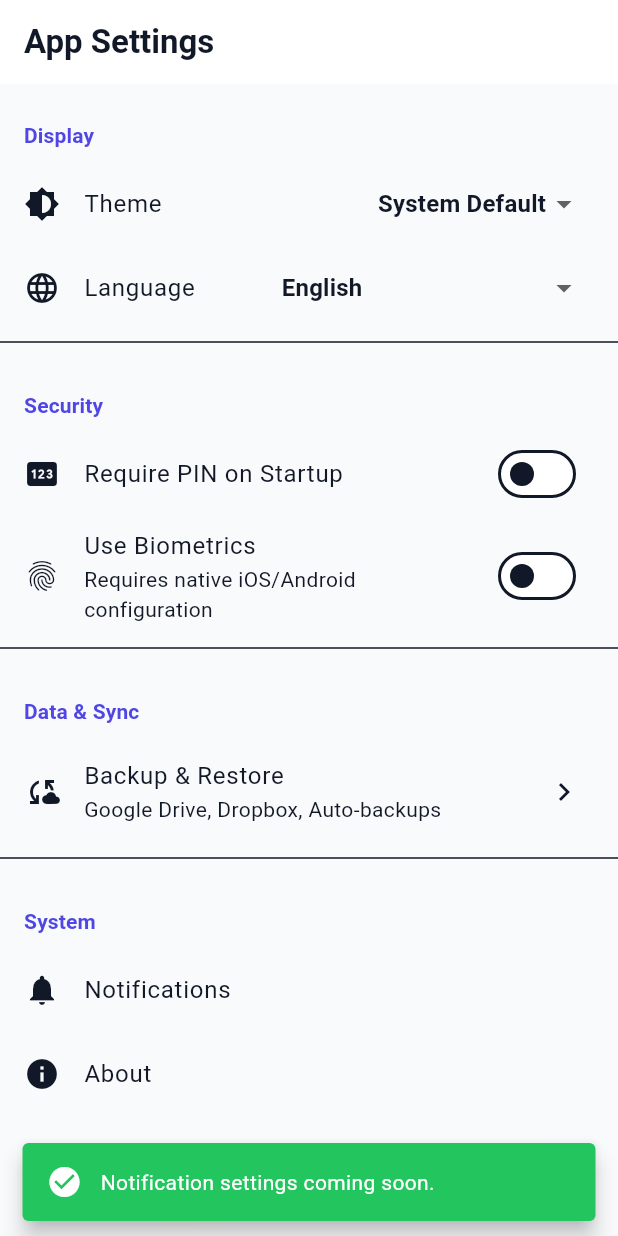
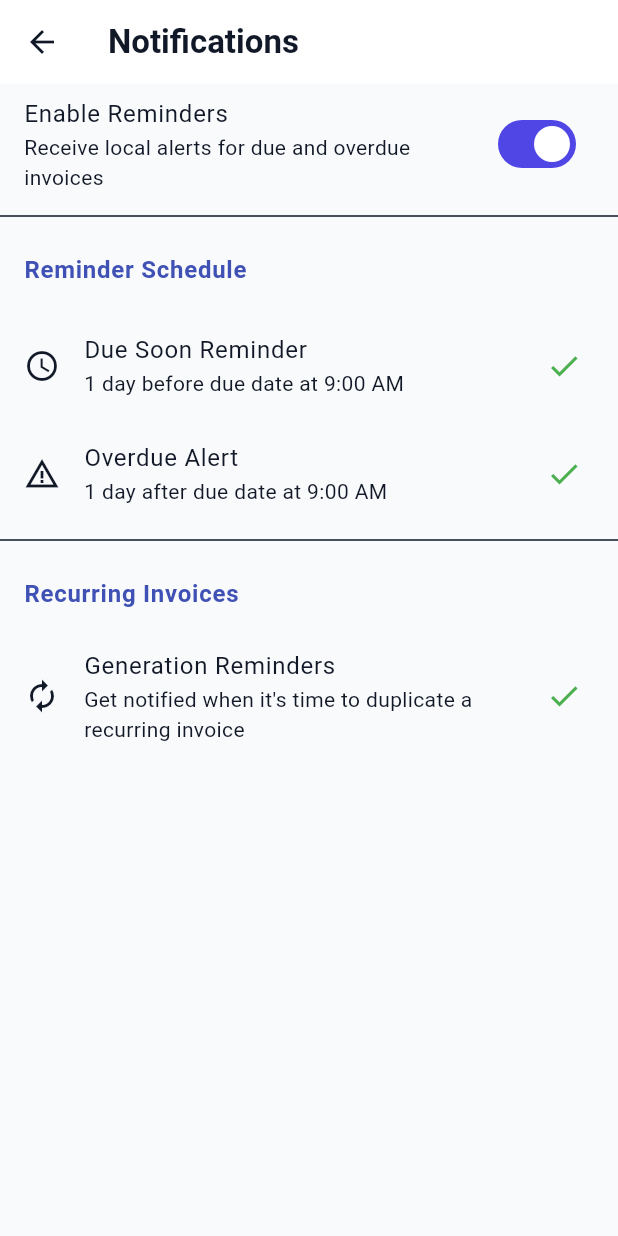
Before and after one commit to thanseer02/invoice_generator, a Flutter app: the AppSettingsScreen screen opened by its route, after a tap on "Notifications", on a phone screen of 412 x 824 dp. Run offline on Flutter 3.47's test engine with Material 3 defaults, Android fonts, the phone set to English and light mode, and no system bars; our stand-ins replace file_picker, firebase_auth, fl_chart, flutter_animate, flutter_local_notifications, go_router and 6 more; missing offline and left inert: excel; accounts and stored records are empty.

Commit message:
feat: implement local notifications and add recurring invoice fields to database and model

```diff
--- a/lib/core/router/app_router.dart
+++ b/lib/core/router/app_router.dart
@@ -16,6 +16,7 @@ import '../../presentation/expenses/expense_form_screen.dart';
 import '../../presentation/settings/company_profile_screen.dart';
 import '../../presentation/settings/app_settings_screen.dart';
 import '../../presentation/settings/backup_settings_screen.dart';
+import '../../presentation/settings/notification_settings_screen.dart';
 import '../../presentation/settings/lock_screen.dart';
 import '../../domain/models/expense.dart';
 import '../providers/auth_provider.dart';
@@ -82,6 +83,10 @@ GoRouter createRouter(AuthProvider authProvider) {
         builder: (context, state) => const BackupSettingsScreen(),
       ),
       GoRoute(
+        path: '/notification-settings',
+        builder: (context, state) => const NotificationSettingsScreen(),
+      ),
+      GoRoute(
         path: '/lock',
         builder: (context, state) => const LockScreen(),
       ),
--- a/lib/data/local/database_helper.dart
+++ b/lib/data/local/database_helper.dart
@@ -4,7 +4,7 @@ import 'package:path_provider/path_provider.dart';
 
 class DatabaseHelper {
   static const _databaseName = "invoice_generator.db";
-  static const _databaseVersion = 4;
+  static const _databaseVersion = 5;
 
   DatabaseHelper._privateConstructor();
   static final DatabaseHelper instance = DatabaseHelper._privateConstructor();
@@ -86,6 +86,8 @@ class DatabaseHelper {
         notes TEXT,
         terms TEXT,
         currency TEXT NOT NULL DEFAULT 'USD',
+        isRecurring INTEGER DEFAULT 0,
+        recurringFrequency TEXT,
         createdAt TEXT,
         updatedAt TEXT,
         FOREIGN KEY (customerId) REFERENCES customers (id)
--- a/lib/domain/models/invoice.dart
+++ b/lib/domain/models/invoice.dart
@@ -19,6 +19,8 @@ class Invoice {
   final List<InvoiceItem> items;
   final DateTime? createdAt;
   final DateTime? updatedAt;
+  final bool isRecurring;
+  final String? recurringFrequency;
 
   Invoice({
     required this.id,
@@ -37,6 +39,8 @@ class Invoice {
     this.items = const [],
     this.createdAt,
     this.updatedAt,
+    this.isRecurring = false,
+    this.recurringFrequency,
   });
 
   factory Invoice.fromJson(Map<String, dynamic> json) {
@@ -63,6 +67,8 @@ class Invoice {
           const [],
       createdAt: json['createdAt'] != null ? DateTime.parse(json['createdAt'] as String) : null,
       updatedAt: json['updatedAt'] != null ? DateTime.parse(json['updatedAt'] as String) : null,
+      isRecurring: json['isRecurring'] == 1 || json['isRecurring'] == true,
+      recurringFrequency: json['recurringFrequency'] as String?,
     );
   }
 
@@ -84,6 +90,8 @@ class Invoice {
       'items': items.map((e) => e.toJson()).toList(),
       'createdAt': createdAt?.toIso8601String(),
       'updatedAt': updatedAt?.toIso8601String(),
+      'isRecurring': isRecurring ? 1 : 0,
+      'recurringFrequency': recurringFrequency,
     };
   }
 
@@ -104,6 +112,8 @@ class Invoice {
     List<InvoiceItem>? items,
     DateTime? createdAt,
     DateTime? updatedAt,
+    bool? isRecurring,
+    String? recurringFrequency,
   }) {
     return Invoice(
       id: id ?? this.id,
@@ -122,6 +132,8 @@ class Invoice {
       items: items ?? this.items,
       createdAt: createdAt ?? this.createdAt,
       updatedAt: updatedAt ?? this.updatedAt,
+      isRecurring: isRecurring ?? this.isRecurring,
+      recurringFrequency: recurringFrequency ?? this.recurringFrequency,
     );
   }
 }
--- a/lib/presentation/invoices/invoice_viewmodel.dart
+++ b/lib/presentation/invoices/invoice_viewmodel.dart
@@ -2,6 +2,8 @@ import 'package:flutter/material.dart';
 import 'package:uuid/uuid.dart';
 import '../../domain/models/invoice.dart';
 import '../../domain/repositories/invoice_repository.dart';
+import '../../domain/models/invoice_item.dart';
+import '../../services/notifications/notification_service.dart';
 
 class InvoiceViewModel extends ChangeNotifier {
   final InvoiceRepository _repository;
@@ -61,17 +63,26 @@ class InvoiceViewModel extends ChangeNotifier {
   Future<void> addInvoice(Invoice invoice) async {
     final newInvoice = invoice.copyWith(createdAt: DateTime.now(), updatedAt: DateTime.now());
     await _repository.createInvoice(newInvoice);
+    await NotificationService().scheduleInvoiceReminder(newInvoice);
     await loadInvoices();
   }
 
   Future<void> updateInvoice(Invoice invoice) async {
     final updatedInvoice = invoice.copyWith(updatedAt: DateTime.now());
     await _repository.updateInvoice(updatedInvoice);
+
+    if (invoice.status == InvoiceStatus.paid || invoice.status == InvoiceStatus.cancelled) {
+      await NotificationService().cancelReminder(invoice.id);
+    } else {
+      await NotificationService().scheduleInvoiceReminder(invoice);
+    }
+
     await loadInvoices();
   }
 
   Future<void> deleteInvoice(String id) async {
     await _repository.deleteInvoice(id);
+    await NotificationService().cancelReminder(id);
     await loadInvoices();
   }
 
--- a/lib/presentation/settings/app_settings_screen.dart
+++ b/lib/presentation/settings/app_settings_screen.dart
@@ -89,9 +89,8 @@ class AppSettingsScreen extends StatelessWidget {
           ListTile(
             leading: const Icon(Icons.notifications),
             title: const Text('Notifications'),
-            onTap: () {
-              AppSnackbar.showSuccess(context, 'Notification settings coming soon.');
-            },
+            trailing: const Icon(Icons.chevron_right),
+            onTap: () => context.push('/notification-settings'),
           ),
           ListTile(
             leading: const Icon(Icons.info),
--- /dev/null
+++ b/lib/presentation/settings/notification_settings_screen.dart
@@ -0,0 +1,63 @@
+import 'package:flutter/material.dart';
+import 'package:provider/provider.dart';
+import 'settings_viewmodel.dart';
+import '../../services/notifications/notification_service.dart';
+import '../../widgets/feedback/app_snackbar.dart';
+
+class NotificationSettingsScreen extends StatelessWidget {
+  const NotificationSettingsScreen({super.key});
+
+  @override
+  Widget build(BuildContext context) {
+    final vm = context.watch<SettingsViewModel>();
+
+    return Scaffold(
+      appBar: AppBar(title: const Text('Notifications')),
+      body: ListView(
+        children: [
+          SwitchListTile(
+            title: const Text('Enable Reminders'),
+            subtitle: const Text('Receive local alerts for due and overdue invoices'),
+            value: vm.notificationsEnabled,
+            onChanged: (val) async {
+              await vm.saveSetting('notificationsEnabled', val.toString());
+              if (val) {
+                // Try initializing if they turn it on
+                await NotificationService().initialize();
+                if (context.mounted) {
+                  AppSnackbar.showSuccess(context, 'Notifications enabled.');
+                }
+              }
+            },
+          ),
+          const Divider(),
+          const ListTile(
+            title: Text('Reminder Schedule', style: TextStyle(fontWeight: FontWeight.bold, color: Colors.indigo)),
+          ),
+          ListTile(
+            leading: const Icon(Icons.access_time),
+            title: const Text('Due Soon Reminder'),
+            subtitle: const Text('1 day before due date at 9:00 AM'),
+            trailing: const Icon(Icons.check, color: Colors.green),
+          ),
+          ListTile(
+            leading: const Icon(Icons.warning_amber),
+            title: const Text('Overdue Alert'),
+            subtitle: const Text('1 day after due date at 9:00 AM'),
+            trailing: const Icon(Icons.check, color: Colors.green),
+          ),
+          const Divider(),
+          const ListTile(
+            title: Text('Recurring Invoices', style: TextStyle(fontWeight: FontWeight.bold, color: Colors.indigo)),
+          ),
+          ListTile(
+            leading: const Icon(Icons.autorenew),
+            title: const Text('Generation Reminders'),
+            subtitle: const Text('Get notified when it\'s time to duplicate a recurring invoice'),
+            trailing: const Icon(Icons.check, color: Colors.green),
+          ),
+        ],
+      ),
+    );
+  }
+}
--- a/lib/presentation/settings/settings_viewmodel.dart
+++ b/lib/presentation/settings/settings_viewmodel.dart
@@ -38,6 +38,7 @@ class SettingsViewModel extends ChangeNotifier {
       _settings['autoBackupFrequency'] ??= 'never'; // never, daily, weekly
       _settings['lastBackupTimestamp'] ??= '';
       _settings['dbLastModifiedTimestamp'] ??= DateTime.now().toIso8601String();
+      _settings['notificationsEnabled'] ??= 'true';
     } catch (e) {
       debugPrint('Error loading settings: $e');
     }
@@ -90,6 +91,7 @@ class SettingsViewModel extends ChangeNotifier {
   String get autoBackupFrequency => _settings['autoBackupFrequency'] ?? 'never';
   String get lastBackupTimestamp => _settings['lastBackupTimestamp'] ?? '';
   String get dbLastModifiedTimestamp => _settings['dbLastModifiedTimestamp'] ?? DateTime.now().toIso8601String();
+  bool get notificationsEnabled => _settings['notificationsEnabled'] == 'true';
 
   Future<void> updateDbLastModified() async {
     await saveSetting('dbLastModifiedTimestamp', DateTime.now().toIso8601String());
--- /dev/null
+++ b/lib/services/notifications/notification_service.dart
@@ -0,0 +1,136 @@
+import 'package:flutter_local_notifications/flutter_local_notifications.dart';
+import 'package:timezone/data/latest_all.dart' as tz;
+import 'package:timezone/timezone.dart' as tz;
+import 'dart:io' show Platform;
+import '../../domain/models/invoice.dart';
+import '../../data/repositories/sqlite_settings_repository.dart';
+
+class NotificationService {
+  static final NotificationService _instance = NotificationService._internal();
+  factory NotificationService() => _instance;
+  NotificationService._internal();
+
+  final FlutterLocalNotificationsPlugin _notificationsPlugin = FlutterLocalNotificationsPlugin();
+  bool _isInitialized = false;
+
+  Future<void> initialize() async {
+    if (_isInitialized) return;
+
+    tz.initializeTimeZones();
+
+    const initializationSettingsAndroid = AndroidInitializationSettings('@mipmap/ic_launcher');
+    final initializationSettingsDarwin = DarwinInitializationSettings(
+      requestAlertPermission: true,
+      requestBadgePermission: true,
+      requestSoundPermission: true,
+    );
+
+    final initializationSettings = InitializationSettings(
+      android: initializationSettingsAndroid,
+      iOS: initializationSettingsDarwin,
+      macOS: initializationSettingsDarwin,
+    );
+
+    await _notificationsPlugin.initialize(
+      initializationSettings,
+      onDidReceiveNotificationResponse: (details) {
+        // Handle tap
+      },
+    );
+
+    if (Platform.isAndroid) {
+      _notificationsPlugin
+          .resolvePlatformSpecificImplementation<AndroidFlutterLocalNotificationsPlugin>()
+          ?.requestNotificationsPermission();
+    }
+
+    _isInitialized = true;
+  }
+
+  int _generateNotificationId(String invoiceId) {
+    return invoiceId.hashCode.abs();
+  }
+
+  Future<void> scheduleInvoiceReminder(Invoice invoice) async {
+    final settingsRepo = SqliteSettingsRepository();
+    final settings = await settingsRepo.getAllSettings();
+    final globalNotificationsEnabled = settings['notificationsEnabled'] != 'false';
+
+    if (!globalNotificationsEnabled) return;
+
+    final notificationId = _generateNotificationId(invoice.id);
+
+    // Always clear existing first if any updates occurred
+    await cancelReminder(invoice.id);
+
+    if (invoice.status == InvoiceStatus.paid || invoice.status == InvoiceStatus.cancelled) {
+      return;
+    }
+
+    // Schedule 1 day before due date at 9 AM
+    final scheduleDate = invoice.dueDate.subtract(const Duration(days: 1));
+    final scheduledTime = DateTime(
+      scheduleDate.year, scheduleDate.month, scheduleDate.day, 9, 0
+    );
+
+    if (scheduledTime.isAfter(DateTime.now())) {
+      await _scheduleNotification(
+        id: notificationId,
+        title: 'Invoice Due Soon',
+        body: 'Invoice #${invoice.invoiceNumber} is due tomorrow.',
+        scheduledDate: scheduledTime,
+      );
+    }
+
+    // Also schedule OVERDUE alert on the exact day + 1 day at 9 AM
+    final overdueDate = invoice.dueDate.add(const Duration(days: 1));
+    final overdueTime = DateTime(
+      overdueDate.year, overdueDate.month, overdueDate.day, 9, 0
+    );
+
+    if (overdueTime.isAfter(DateTime.now())) {
+      await _scheduleNotification(
+        id: notificationId + 1, // offset by 1
+        title: 'Invoice Overdue',
+        body: 'Invoice #${invoice.invoiceNumber} is now overdue!',
+        scheduledDate: overdueTime,
+      );
+    }
+  }
+
+  Future<void> cancelReminder(String invoiceId) async {
+    final id = _generateNotificationId(invoiceId);
+    await _notificationsPlugin.cancel(id);
+    await _notificationsPlugin.cancel(id + 1);
+  }
+
+  Future<void> _scheduleNotification({
+    required int id,
+    required String title,
+    required String body,
+    required DateTime scheduledDate,
+  }) async {
+    await _notificationsPlugin.zonedSchedule(
+      id,
+      title,
+      body,
+      tz.TZDateTime.from(scheduledDate, tz.local),
+      const NotificationDetails(
+        android: AndroidNotificationDetails(
+          'invoice_reminders',
+          'Invoice Reminders',
+          channelDescription: 'Notifications for due and overdue invoices',
+          importance: Importance.high,
+          priority: Priority.high,
+        ),
+        iOS: DarwinNotificationDetails(
+          presentAlert: true,
+          presentBadge: true,
+          presentSound: true,
+        ),
+      ),
+      androidScheduleMode: AndroidScheduleMode.exactAllowWhileIdle,
+      uiLocalNotificationDateInterpretation: UILocalNotificationDateInterpretation.absoluteTime,
+    );
+  }
+}
--- a/pubspec.yaml
+++ b/pubspec.yaml
@@ -60,6 +60,8 @@ dependencies:
   url_launcher: ^6.3.2
   csv: ^8.0.0
   excel: ^4.0.6
+  flutter_local_notifications: ^22.2.0
+  timezone: ^0.11.1
 
 dev_dependencies:
   flutter_test:
```
Also changed, not shown: pubspec.lock, 2 other files.
